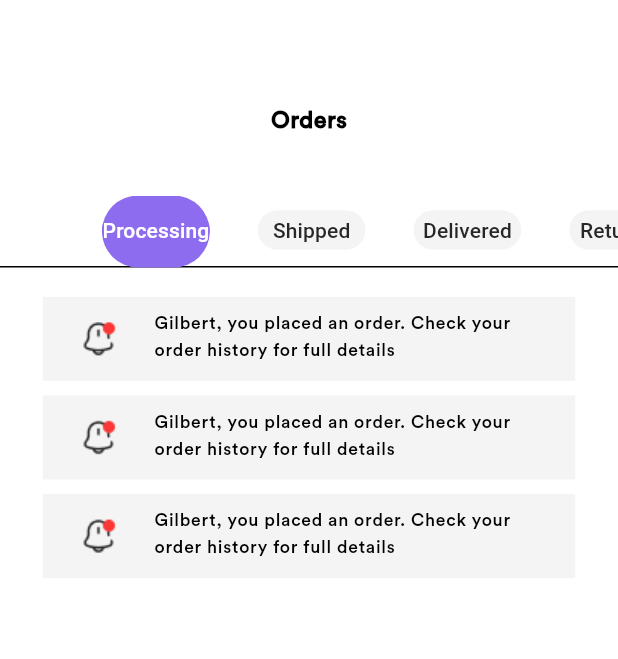
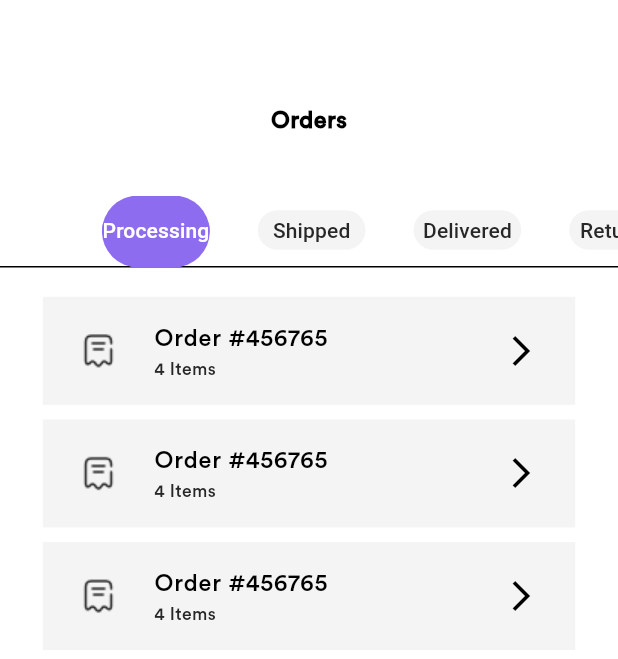
Before and after one commit to OLADISEA/Fashion-Finds, a Flutter app: the OrderPage screen opened directly, on a phone screen of 412 x 824 dp. Shown: the top 659 px of the screen. Run offline on Flutter 3.47's test engine with Material 3 defaults, Android fonts, the light colour scheme and no system bars; our stand-ins replace carousel_slider, flutter_bloc, flutter_screenutil, persistent_bottom_nav_bar.

```diff
--- a/lib/src/ui/screen/orders_page/order_page.dart
+++ b/lib/src/ui/screen/orders_page/order_page.dart
@@ -3,6 +3,8 @@ import 'package:fashion_finds/src/ui/common/widgets/widgets.dart';
 import 'package:fashion_finds/src/ui/screen/fashion_page/fashion_page.dart';
 import 'package:flutter/material.dart';
 import 'package:flutter_screenutil/flutter_screenutil.dart';
+
+import 'order_details/order_details.dart';
 
 class OrderPage extends StatefulWidget {
   OrderPage({Key? key}) : super(key: key);
@@ -184,19 +186,24 @@ class _OrderPageState extends State<OrderPage> with SingleTickerProviderStateMix
             ),
             margin: EdgeInsets.only(bottom: 10.h, left: 27.w, right: 27.w),
             child: ListTile(
+              onTap: (){
+                Navigator.of(context).push(MaterialPageRoute(builder: (context)=> OrderDetails()));
+              },
               leading: Image.asset(
-                "assets/icons/notificationbing.png",
+                "assets/icons/order.png",
                 width: 40.w,
                 height: 40.w,
               ),
               title: Container(
-                width: 232.w,
-                height: 38.h,
+                width: 116.w,
+                height: 20.h,
                 child: reusableText(
-                  text: "Gilbert, you placed an order. Check your order history for full details",
-                  fontSize: 12.sp,
+                  text: "Order #456765",
+                  fontSize: 16.sp,
                 ),
               ),
+              subtitle: reusableText(text: "4 Items",fontSize: 12.sp,fontWeight: FontWeight.w400,color: Color(0XFF272727)),
+              trailing: Icon(Icons.arrow_forward_ios),
             ),
           );
         },
```
